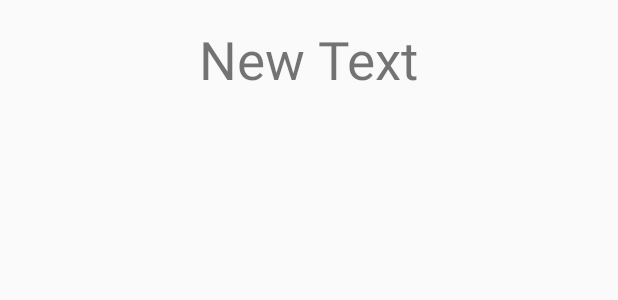
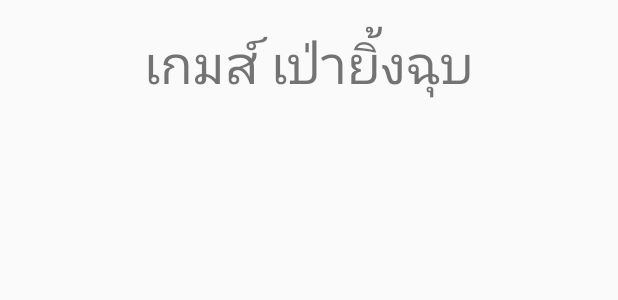
Before and after one commit to masterUNG/PaperRockScissors, an Android app: the layout activity_main.xml on its own in the app's theme, with its tools: preview values and no code run, on a phone screen of 412 x 824 dp. Shown: the top 300 px of the screen. Run offline under Robolectric (Android 15) with nearby library versions, the phone set to English and light mode, and no system bars.

Commit message:
ไฟร์ Strings.xml จะทำหน้าที่ในการเก็บ ทุกๆ อย่างที่เกี่ยวกับตัวอักษร

```diff
--- a/app/src/main/res/layout/activity_main.xml
+++ b/app/src/main/res/layout/activity_main.xml
@@ -12,7 +12,7 @@
     <TextView
         android:layout_width="wrap_content"
         android:layout_height="wrap_content"
-        android:text="New Text"
+        android:text="@string/head"
         android:id="@+id/textView"
         android:textSize="@dimen/h1"
         android:layout_centerHorizontal="true" />
--- a/app/src/main/res/values/strings.xml
+++ b/app/src/main/res/values/strings.xml
@@ -1,3 +1,6 @@
 <resources>
     <string name="app_name">Game Paper Rock Scissors</string>
+
+    <string name="head">เกมส์ เป่ายิ้งฉุบ</string>
+
 </resources>
```
